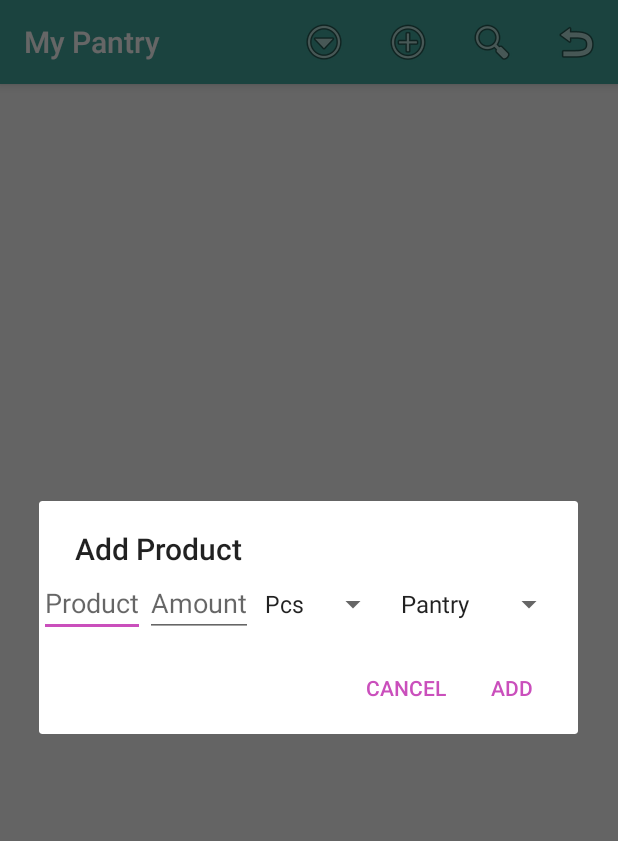
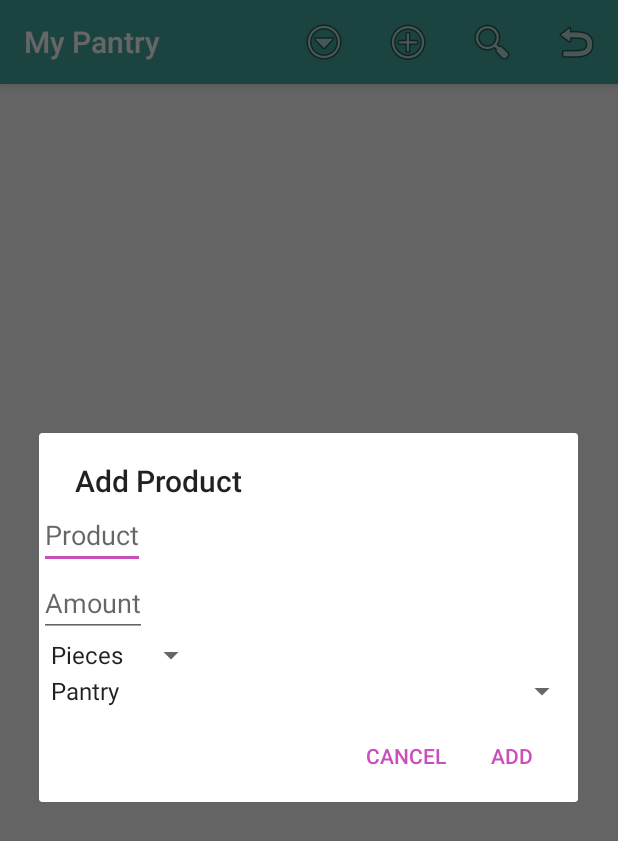
Before and after one commit to Belitili/MyPantry, an Android app: the screen it shows after launch (MainActivity), after a tap on "Add Product", on a phone screen of 412 x 824 dp. Shown: the top 841 px of the screen. Run offline under Robolectric (Android 15) with nearby library versions, the phone set to English and light mode, and no system bars.

Commit message:
addProduct dialog vertical orientation

```diff
--- a/app/src/main/java/com/example/marie/mypantry/MainActivity.java
+++ b/app/src/main/java/com/example/marie/mypantry/MainActivity.java
@@ -76,6 +76,8 @@ public class MainActivity extends AppCompatActivity {
         adapter.setDropDownViewResource(android.R.layout.simple_spinner_dropdown_item);
         unitSpinner.setAdapter(adapter);
         layout.addView(unitSpinner);
+
+        layout.setOrientation(LinearLayout.VERTICAL);
 
         final Spinner locationSpinner = new Spinner(this);
         ArrayAdapter<CharSequence> adapter2 = ArrayAdapter.createFromResource(this,
--- a/app/src/main/res/layout/item_product.xml
+++ b/app/src/main/res/layout/item_product.xml
@@ -27,6 +27,7 @@
         android:layout_height="wrap_content"
         android:layout_toLeftOf="@id/product_delete"
         android:layout_alignParentTop="true"
+        android:paddingRight="2sp"
         android:textSize="25sp"
         android:text="@string/amount"/>
 
@@ -36,6 +37,7 @@
         android:layout_height="wrap_content"
         android:layout_toLeftOf="@id/product_delete"
         android:layout_below="@+id/product_amount"
+        android:paddingRight="2sp"
         android:textSize="15sp"/>
 
     <Button
--- a/app/src/main/res/values/spinnerValues.xml
+++ b/app/src/main/res/values/spinnerValues.xml
@@ -8,7 +8,7 @@
     </string-array>
 
     <string-array name="units_array">
-        <item>Pcs</item>
+        <item>Pieces</item>
         <item>kg</item>
         <item>l</item>
     </string-array>
```
